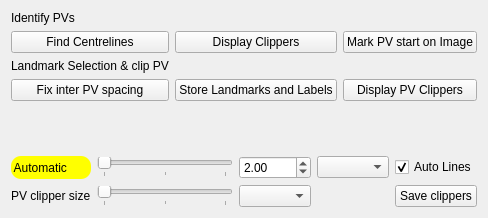
This is CemrgApp/Plugins/kcl.cemrgapp.atrialfibres/src/internal/AtrialFibresClipperViewControls.ui in OpenHeartDevelopers/CemrgApp as Qt 5 draws it before an edit. The edited form follows.
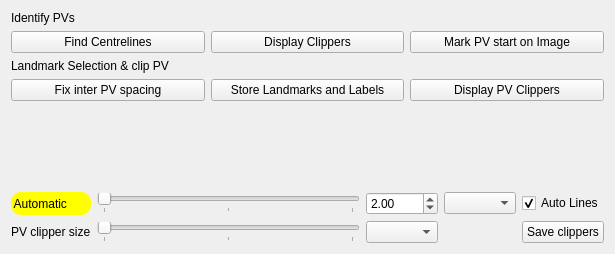
This is the edited form. Custom widgets are drawn as their Qt base class.

The edit to the form file:
```diff
--- a/CemrgApp/Plugins/kcl.cemrgapp.atrialfibres/src/internal/AtrialFibresClipperViewControls.ui
+++ b/CemrgApp/Plugins/kcl.cemrgapp.atrialfibres/src/internal/AtrialFibresClipperViewControls.ui
@@ -6,8 +6,8 @@
    <rect>
     <x>0</x>
     <y>0</y>
-    <width>471</width>
-    <height>218</height>
+    <width>615</width>
+    <height>254</height>
    </rect>
   </property>
   <property name="windowTitle">
```
Left out of the diff: 88 changed lines with no effect on the pictures.
